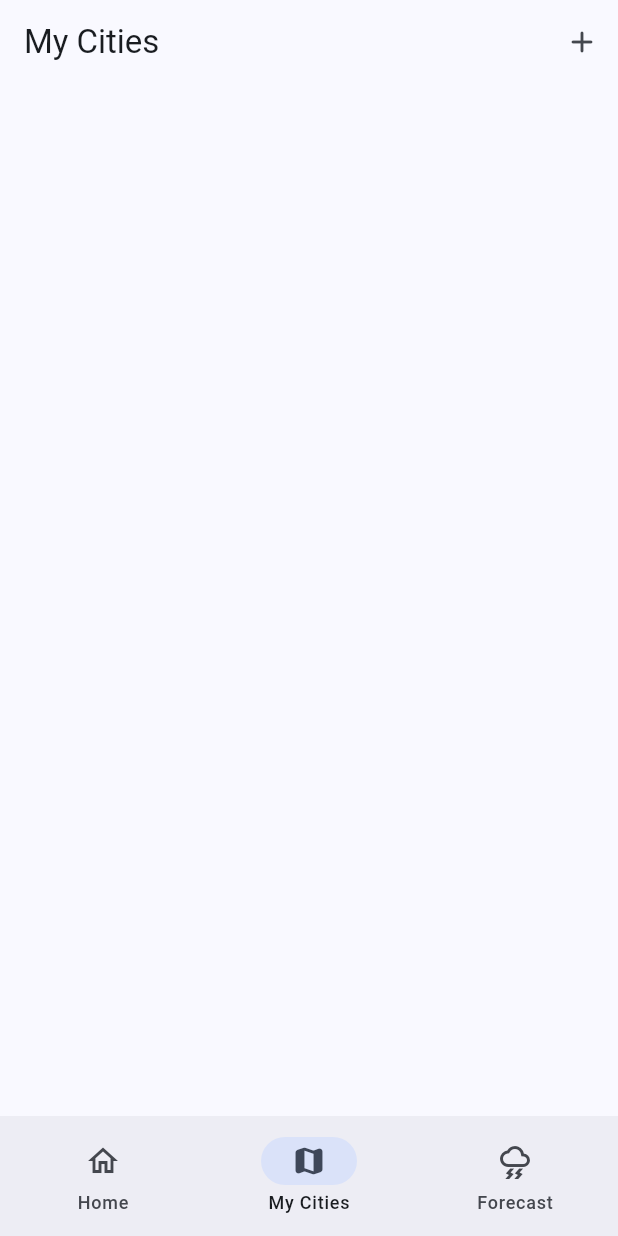
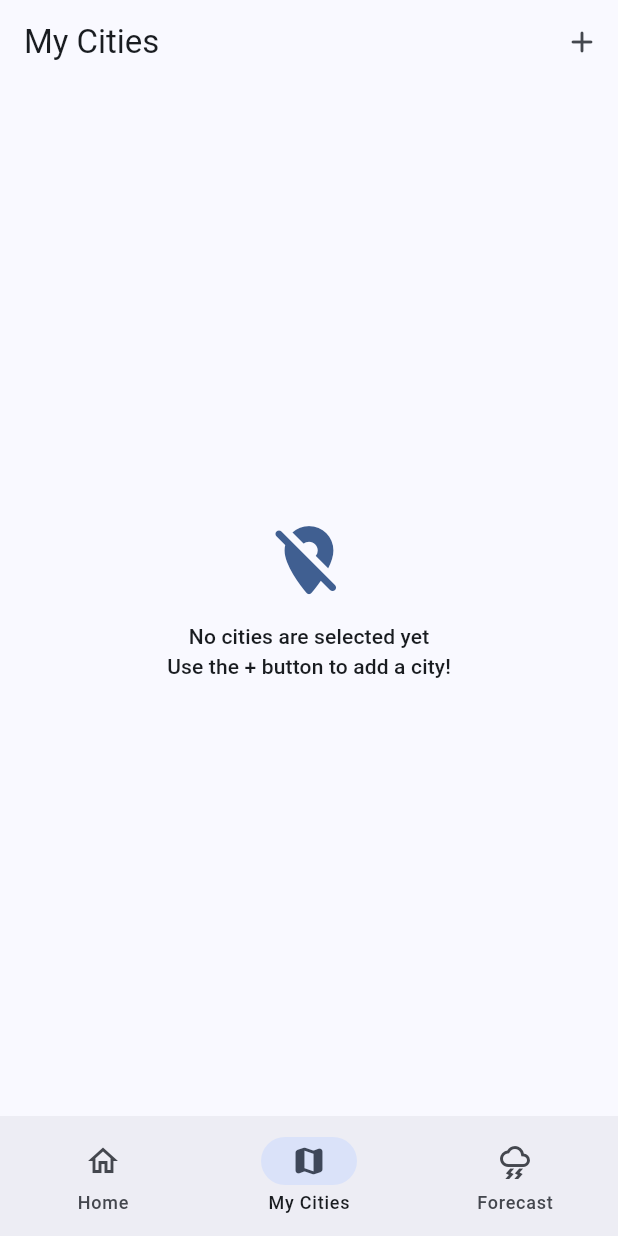
Before and after one commit to Mozilla-Club-IIT/flutter_bootcamp_2023, a Flutter app: the screen it shows after launch, item 2 of the bottom bar chosen, on a phone screen of 412 x 824 dp. Run offline on Flutter 3.47's test engine with Material 2 defaults, Android fonts, the phone set to English and light mode, and no system bars; our stand-ins replace hive, hive_flutter; accounts and stored records are empty.

Commit message:
feat: add empty screen to my cities

```diff
--- a/lib/routes/my_cities.dart
+++ b/lib/routes/my_cities.dart
@@ -25,6 +25,9 @@ class _MyCitiesState extends State<MyCities> {
         floating: true,
         actions: [IconButton(onPressed: () => {}, icon: const Icon(Icons.add_rounded))],
       ),
+      if (places.isEmpty)
+        const SliverFillRemaining(child: _EmptyScreen())
+      else
         SliverList.builder(
           itemCount: places.length,
           itemBuilder: (context, i) {
@@ -41,3 +44,21 @@ class _MyCitiesState extends State<MyCities> {
     ]);
   }
 }
+
+class _EmptyScreen extends StatelessWidget {
+  const _EmptyScreen();
+
+  @override
+  Widget build(BuildContext context) {
+    final theme = Theme.of(context);
+    final colors = theme.colorScheme;
+    final text = theme.textTheme;
+
+    return Column(mainAxisAlignment: MainAxisAlignment.center, children: [
+      Icon(Icons.location_off_rounded, size: 56, color: colors.primary),
+      const SizedBox(height: 12),
+      Text("No cities are selected yet", style: text.labelLarge),
+      Text("Use the + button to add a city!", style: text.labelLarge)
+    ]);
+  }
+}
```
Lines whose indentation alone changed are shown as unchanged.
